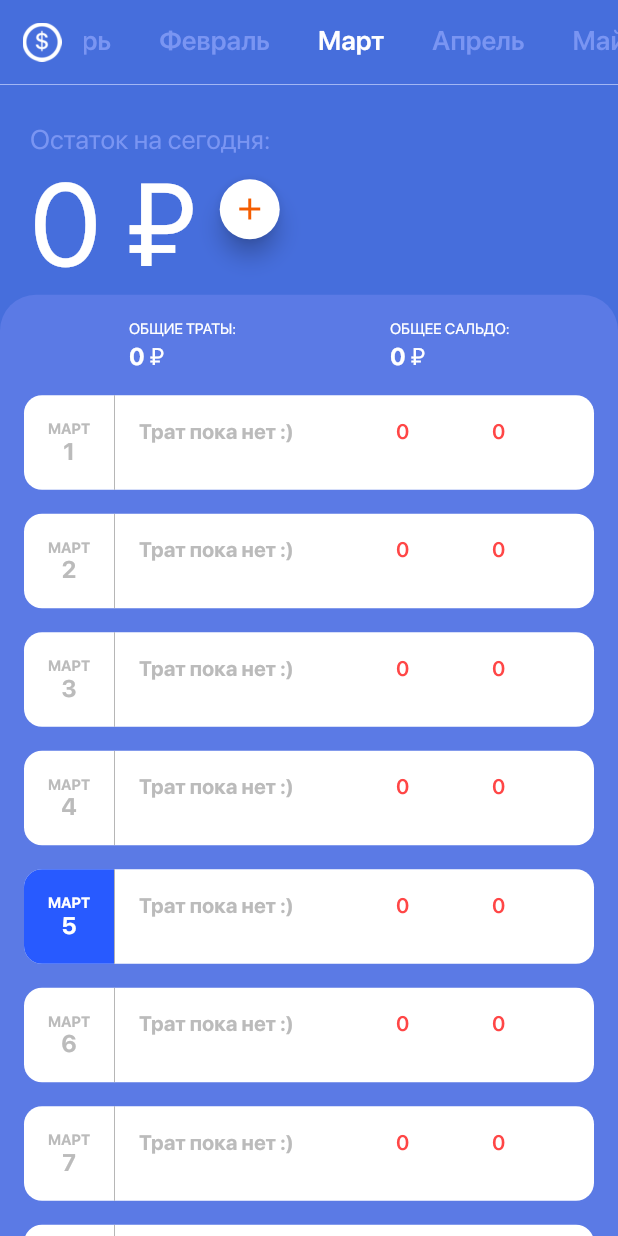
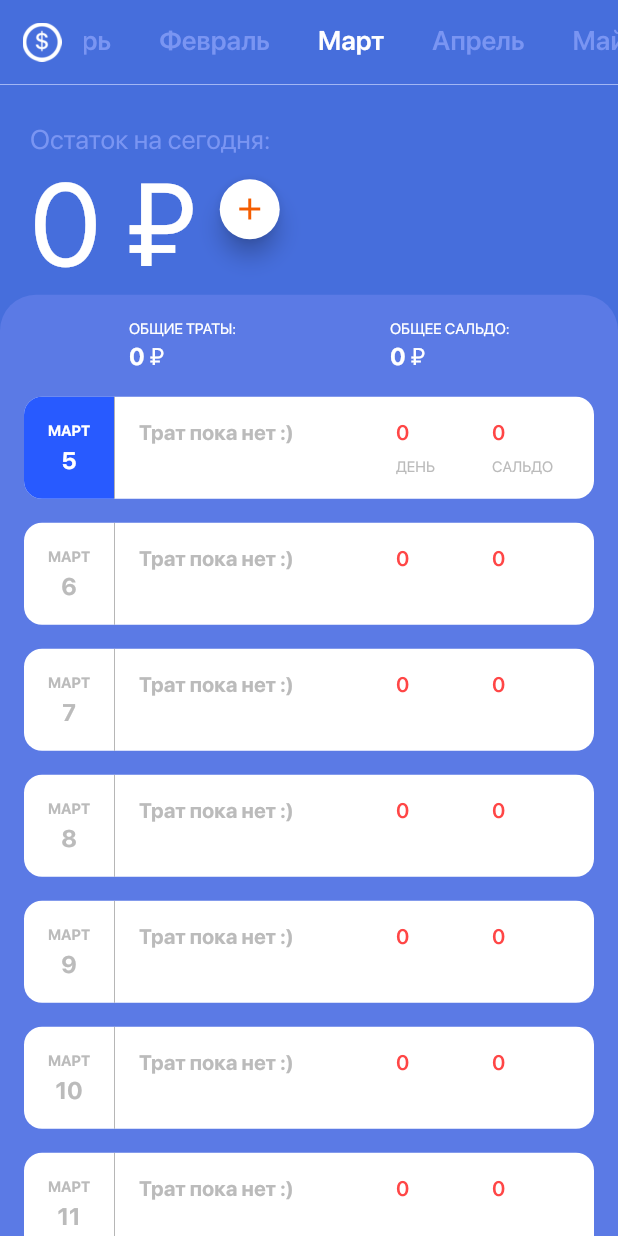
Before and after one commit to Quintessencion/cost_control_flutter, a Flutter app: the screen it shows after launch, on a phone screen of 412 x 824 dp. Run offline on Flutter 3.47's test engine with Material 2 defaults, Android fonts, the phone set to English and light mode, and no system bars; our stand-ins replace flutter_redux, fluttertoast, math_expressions, redux, sqflite, tuple; accounts and stored records are empty; project files that could hold a hidden picture were left out.

Commit message:
Many small fixes.

```diff
--- a/lib/redux/screens/calcScreen.dart
+++ b/lib/redux/screens/calcScreen.dart
@@ -51,6 +51,7 @@ class _CalcScreenState extends BaseScreenState<CalcScreen>
             onDeleteItem: () {
               store.dispatch(DeleteCurrentPage(onComplete: (index) {
                 _tabController.animateTo(index);
+                _tabController.notifyListeners();
               }));
             },
             onSave: () {
--- a/lib/redux/screens/editScreen.dart
+++ b/lib/redux/screens/editScreen.dart
@@ -2,12 +2,15 @@ import 'package:flutter/services.dart';
 import 'package:flutter/material.dart';
 import 'package:redux/redux.dart';
 import 'package:flutter_redux/flutter_redux.dart';
+import 'package:cost_control/utils/moneyUtils.dart';
 import 'package:cost_control/baseScreenState.dart';
 import 'package:cost_control/redux/states/appState.dart';
 import 'package:cost_control/redux/view_models/editViewModel.dart';
 import 'package:cost_control/redux/actions/editActions.dart';
 import 'package:cost_control/entities/month.dart';
 import 'package:cost_control/entities/monthMovement.dart';
+
+const String _RUBLE = " ₽";
 
 class EditScreen extends StatefulWidget {
   final EditScreenMode mode;
@@ -29,7 +32,7 @@ class _EditScreenState extends BaseScreenState<EditScreen> {
     if (widget.movement != null) {
       _nameController = new TextEditingController(text: widget.movement.name);
       _sumController = new TextEditingController(
-          text: widget.movement.sum.round().toString());
+          text: MoneyUtils.standard(widget.movement.sum) + _RUBLE);
     } else {
       _nameController = new TextEditingController();
       _sumController = new TextEditingController();
@@ -54,7 +57,7 @@ class _EditScreenState extends BaseScreenState<EditScreen> {
             switch (widget.mode) {
               case EditScreenMode.EDIT:
                 widget.movement.name = _nameController.text;
-                widget.movement.sum = double.parse(_sumController.text);
+                widget.movement.sum = _getSum();
                 store.dispatch(new EditMovement(
                   movement: widget.movement,
                   onComplete: back,
@@ -66,7 +69,7 @@ class _EditScreenState extends BaseScreenState<EditScreen> {
                   month: widget.month,
                   direction: widget.direction,
                   name: _nameController.text,
-                  sum: double.parse(_sumController.text),
+                  sum: _getSum(),
                   onComplete: back,
                   onError: showToast,
                 ));
@@ -131,6 +134,8 @@ class _EditScreenState extends BaseScreenState<EditScreen> {
                 color: Color.fromRGBO(238, 238, 238, 1),
               ),
               decoration: InputDecoration(
+                hintText: "Описание",
+                hintStyle: TextStyle(color: Color.fromRGBO(122, 149, 242, 1)),
                 enabledBorder: new UnderlineInputBorder(
                   borderSide:
                       new BorderSide(color: Color.fromRGBO(178, 194, 250, 1)),
@@ -142,7 +147,11 @@ class _EditScreenState extends BaseScreenState<EditScreen> {
             padding: EdgeInsets.symmetric(horizontal: 20),
             child: TextFormField(
               controller: _sumController,
-              inputFormatters: [WhitelistingTextInputFormatter.digitsOnly],
+              keyboardType: TextInputType.number,
+              inputFormatters: [
+                WhitelistingTextInputFormatter.digitsOnly,
+                SumInputFormatter(),
+              ],
               style: TextStyle(
                 fontFamily: "SFPro",
                 fontSize: 16,
@@ -150,6 +159,8 @@ class _EditScreenState extends BaseScreenState<EditScreen> {
                 color: Color.fromRGBO(238, 238, 238, 1),
               ),
               decoration: InputDecoration(
+                hintText: "Сумма",
+                hintStyle: TextStyle(color: Color.fromRGBO(122, 149, 242, 1)),
                 enabledBorder: new UnderlineInputBorder(
                   borderSide:
                       new BorderSide(color: Color.fromRGBO(178, 194, 250, 1)),
@@ -212,6 +223,34 @@ class _EditScreenState extends BaseScreenState<EditScreen> {
       ),
     ];
   }
+
+  double _getSum() {
+    String text = _sumController.text;
+    text = text.replaceAll(_RUBLE, "");
+    text = text.replaceAll(" ", "");
+    return double.parse(text);
+  }
+}
+
+class SumInputFormatter extends TextInputFormatter {
+  TextEditingValue formatEditUpdate(
+      TextEditingValue oldValue, TextEditingValue newValue) {
+    String newText;
+    int selection;
+    if (newValue.text.isNotEmpty) {
+      double value = double.parse(newValue.text);
+      newText = MoneyUtils.standard(value);
+      selection = newText.length;
+      newText += _RUBLE;
+    } else {
+      newText = newValue.text;
+      selection = newText.length;
+    }
+    return newValue.copyWith(
+      text: newText,
+      selection: new TextSelection.collapsed(offset: selection),
+    );
+  }
 }
 
 enum EditScreenMode { CREATE, EDIT }
--- a/lib/redux/screens/monthInfoScreen.dart
+++ b/lib/redux/screens/monthInfoScreen.dart
@@ -73,13 +73,6 @@ class _MonthInfoScreenState extends BaseScreenState<MonthInfoScreen>
               color: Colors.white,
             )),
         centerTitle: true,
-        actions: <Widget>[
-          Padding(
-            padding: EdgeInsets.only(right: 20),
-            child: Image.asset("assets/images/calendar.png",
-                width: 20.0, height: 20.0),
-          ),
-        ],
         elevation: 0,
       ),
       body: _getBody(vm),
--- a/lib/views/dayView.dart
+++ b/lib/views/dayView.dart
@@ -3,6 +3,7 @@ import 'package:cost_control/entities/day.dart';
 import 'package:cost_control/utils/timeUtils.dart';
 
 class DayView extends StatelessWidget {
+  static const double HEIGHT = 68;
   final Day day;
   final Function onClick;
 
@@ -14,40 +15,34 @@ class DayView extends StatelessWidget {
       onTap: onClick,
       child: Container(
         margin: EdgeInsets.symmetric(horizontal: 16),
-        child: IntrinsicHeight(
+        height: HEIGHT,
         child: Stack(
           children: <Widget>[
             Row(
               crossAxisAlignment: CrossAxisAlignment.start,
               children: <Widget>[
-                  getDay(),
+                _getDay(),
                 Container(
                   constraints: BoxConstraints.expand(width: 0.5),
                   color: Colors.grey,
                 ),
                 Expanded(
                   child: Padding(
-                      padding: EdgeInsets.only(left: 16),
-                      child: getDescription(),
+                    padding: EdgeInsets.only(left: 16, top: 16, bottom: 16),
+                    child: _getDescription(),
                   ),
                 ),
               ],
             ),
             Container(
-                padding: EdgeInsets.only(top: 16),
+              padding: EdgeInsets.symmetric(vertical: 16),
               alignment: Alignment.topRight,
               child: Stack(
                 alignment: Alignment.topRight,
-                  children: <Widget>[
-                    Container(
-                        width: 132, child: getCoinsText(day.budget.round())),
-                    Container(
-                        width: 68, child: getCoinsText(day.balance.round())),
-                  ],
+                children: _getRightPanel(),
               ),
             )
           ],
-          ),
         ),
         decoration: BoxDecoration(
           color: Colors.white,
@@ -57,10 +52,55 @@ class DayView extends StatelessWidget {
     );
   }
 
-  Widget getDescription() {
+  List<Widget> _getRightPanel() {
+    if (_isCurrentDay()) {
+      return <Widget>[
+        Container(
+            width: 132,
+            child: Column(
+              crossAxisAlignment: CrossAxisAlignment.start,
+              children: <Widget>[
+                _getCoinsText(day.budget.round()),
+                Expanded(child: Container()),
+                Text(
+                  "ДЕНЬ",
+                  style: TextStyle(
+                    fontFamily: "SFPro",
+                    fontSize: 10,
+                    color: Color.fromRGBO(187, 187, 187, 1),
+                  ),
+                ),
+              ],
+            )),
+        Container(
+            width: 68,
+            child: Column(
+              crossAxisAlignment: CrossAxisAlignment.start,
+              children: <Widget>[
+                _getCoinsText(day.balance.round()),
+                Expanded(child: Container()),
+                Text(
+                  "САЛЬДО",
+                  style: TextStyle(
+                    fontFamily: "SFPro",
+                    fontSize: 10,
+                    color: Color.fromRGBO(187, 187, 187, 1),
+                  ),
+                ),
+              ],
+            ))
+      ];
+    } else {
+      return <Widget>[
+        Container(width: 132, child: _getCoinsText(day.budget.round())),
+        Container(width: 68, child: _getCoinsText(day.balance.round())),
+      ];
+    }
+  }
+
+  Widget _getDescription() {
     if (day.expenses.isNotEmpty) {
       return Column(
-        mainAxisAlignment: MainAxisAlignment.center,
         crossAxisAlignment: CrossAxisAlignment.start,
         children: <Widget>[
           Row(
@@ -85,6 +125,7 @@ class DayView extends StatelessWidget {
               )
             ],
           ),
+          Expanded(child: Container()),
           Text(
             day.description,
             overflow: TextOverflow.ellipsis,
@@ -98,9 +139,7 @@ class DayView extends StatelessWidget {
         ],
       );
     } else {
-      return Padding(
-        padding: EdgeInsets.only(top: 16),
-        child: Text(
+      return Text(
         "Трат пока нет :)",
         style: TextStyle(
           fontFamily: "SFPro",
@@ -108,12 +147,11 @@ class DayView extends StatelessWidget {
           fontWeight: FontWeight.bold,
           color: Color.fromRGBO(187, 187, 187, 1),
         ),
-        ),
       );
     }
   }
 
-  Widget getCoinsText(int coins) {
+  Widget _getCoinsText(int coins) {
     Color color;
     if (coins > 0) {
       color = Color.fromRGBO(80, 190, 50, 1);
@@ -131,21 +169,19 @@ class DayView extends StatelessWidget {
     );
   }
 
-  Widget getDay() {
-    if (TimeUtils.dayEquals(
-        DateTime(day.parent.yearNumber, day.parent.number, day.number),
-        DateTime.now())) {
-      return getCurrentDay();
+  Widget _getDay() {
+    if (_isCurrentDay()) {
+      return _getCurrentDay();
     } else {
       if (day.expenses.isNotEmpty) {
-        return getBaseDay(Color.fromRGBO(91, 122, 229, 1));
+        return _getBaseDay(Color.fromRGBO(91, 122, 229, 1));
       } else {
-        return getBaseDay(Color.fromRGBO(187, 187, 187, 1));
+        return _getBaseDay(Color.fromRGBO(187, 187, 187, 1));
       }
     }
   }
 
-  Widget getCurrentDay() {
+  Widget _getCurrentDay() {
     return IntrinsicWidth(
       child: Stack(
         children: <Widget>[
@@ -155,13 +191,13 @@ class DayView extends StatelessWidget {
               borderRadius: BorderRadius.horizontal(left: Radius.circular(12)),
             ),
           ),
-          getBaseDay(Colors.white),
+          _getBaseDay(Colors.white),
         ],
       ),
     );
   }
 
-  Widget getBaseDay(Color textColor) {
+  Widget _getBaseDay(Color textColor) {
     return Padding(
       padding: EdgeInsets.all(16),
       child: Column(
@@ -175,6 +211,7 @@ class DayView extends StatelessWidget {
               color: textColor,
             ),
           ),
+          Expanded(child: Container()),
           Text(
             day.number.toString(),
             style: TextStyle(
@@ -188,4 +225,10 @@ class DayView extends StatelessWidget {
       ),
     );
   }
+
+  bool _isCurrentDay() {
+    return TimeUtils.dayEquals(
+        DateTime(day.parent.yearNumber, day.parent.number, day.number),
+        DateTime.now());
   }
+}
--- a/lib/views/monthFragment.dart
+++ b/lib/views/monthFragment.dart
@@ -17,6 +17,22 @@ class MonthFragment extends StatefulWidget {
 }
 
 class _MonthFragmentState extends BaseScreenState<MonthFragment> {
+  ScrollController _scrollController;
+
+  @override
+  void initState() {
+    DateTime now = DateTime.now();
+    if (now.year == widget.month.yearNumber &&
+        now.month == widget.month.number) {
+      int index = now.day - 1;
+      double offset = DayView.HEIGHT * index + (16 * index - 1);
+      _scrollController = new ScrollController(initialScrollOffset: offset);
+    } else {
+      _scrollController = new ScrollController();
+    }
+    super.initState();
+  }
+
   @override
   Widget build(BuildContext context) {
     return Container(
@@ -28,7 +44,7 @@ class _MonthFragmentState extends BaseScreenState<MonthFragment> {
           Padding(
             padding: EdgeInsets.only(left: 20, top: 26),
             child: Text(
-              getTitle(),
+              _getTitle(),
               style: TextStyle(
                 fontFamily: "SFPro",
                 fontSize: 18,
@@ -36,45 +52,7 @@ class _MonthFragmentState extends BaseScreenState<MonthFragment> {
               ),
             ),
           ),
-          Row(
-            crossAxisAlignment: CrossAxisAlignment.start,
-            children: <Widget>[
-              Padding(
-                padding: EdgeInsets.only(left: 20),
-                child: Text(
-                  MoneyUtils.standard(widget.month.balanceToCurrentDay),
-                  style: TextStyle(
-                    fontFamily: "SFPro",
-                    fontSize: 78,
-                    fontWeight: FontWeight.w300,
-                    color: Colors.white,
-                  ),
-                ),
-              ),
-              Text(
-                " ₽",
-                style: TextStyle(
-                  fontFamily: "SFPro",
-                  fontSize: 78,
-                  fontWeight: FontWeight.w100,
-                  color: Colors.white,
-                ),
-              ),
-              Padding(
-                padding: EdgeInsets.only(left: 16, top: 16),
-                child: Container(
-                  width: 40,
-                  height: 40,
-                  child: FloatingActionButton(
-                    backgroundColor: Colors.white,
-                    foregroundColor: Color.fromRGBO(244, 93, 1, 1),
-                    child: Icon(Icons.add),
-                    onPressed: () => widget.onDayClick(widget.month.days[0]),
-                  ),
-                ),
-              )
-            ],
-          ),
+          _getHeader(),
           Expanded(
             child: Container(
               decoration: BoxDecoration(
@@ -173,6 +151,7 @@ class _MonthFragmentState extends BaseScreenState<MonthFragment> {
                   ),
                   Expanded(
                     child: ListView.separated(
+                      controller: _scrollController,
                       padding: EdgeInsets.only(bottom: 16),
                       itemCount: widget.month.days.length,
                       separatorBuilder: (BuildContext context, int i) {
@@ -197,7 +176,57 @@ class _MonthFragmentState extends BaseScreenState<MonthFragment> {
     );
   }
 
-  String getTitle() {
+  Widget _getHeader() {
+    List<Widget> elements = new List();
+
+    elements.add(Padding(
+      padding: EdgeInsets.only(left: 20),
+      child: Text(
+        MoneyUtils.standard(widget.month.balanceToCurrentDay),
+        style: TextStyle(
+          fontFamily: "SFPro",
+          fontSize: 78,
+          fontWeight: FontWeight.w300,
+          color: Colors.white,
+        ),
+      ),
+    ));
+
+    elements.add(Text(
+      " ₽",
+      style: TextStyle(
+        fontFamily: "SFPro",
+        fontSize: 78,
+        fontWeight: FontWeight.w100,
+        color: Colors.white,
+      ),
+    ));
+
+    if (widget.isCurrent) {
+      int currentDayIndex = DateTime.now().day - 1;
+      Day currentDay = widget.month.days[currentDayIndex];
+      elements.add(Padding(
+        padding: EdgeInsets.only(left: 16, top: 16),
+        child: Container(
+          width: 40,
+          height: 40,
+          child: FloatingActionButton(
+            backgroundColor: Colors.white,
+            foregroundColor: Color.fromRGBO(244, 93, 1, 1),
+            child: Icon(Icons.add),
+            onPressed: () => widget.onDayClick(currentDay),
+          ),
+        ),
+      ));
+    }
+
+    return Row(
+      crossAxisAlignment: CrossAxisAlignment.start,
+      children: elements,
+    );
+  }
+
+  String _getTitle() {
     if (widget.isCurrent) {
       return "Остаток на сегодня:";
     } else {
```
Also changed, not shown: 3 other files. Lines whose indentation alone changed are shown as unchanged.
